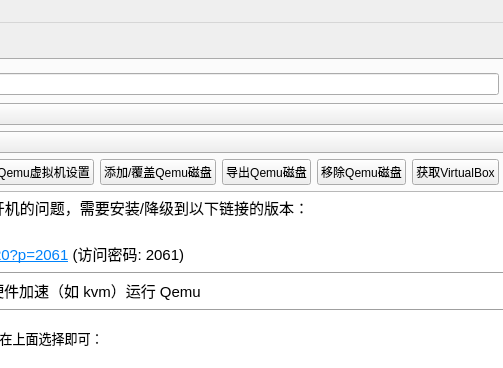
Above: VM-source/mainwindow.ui from gfdgd-xi/deep-wine-runner before the change; both pictures show x 449 to 952 and y 0 to 368 of the 1058 by 512 pixel window. Below: the same form after it.
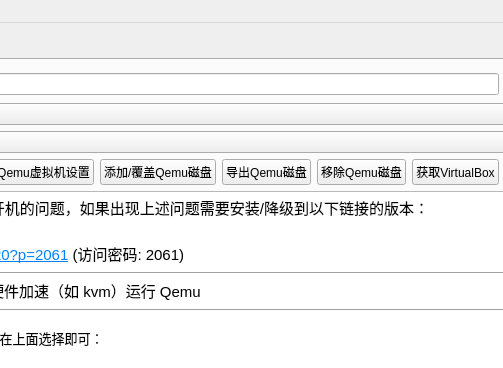
That is the form after the change. Icons and pictures are not drawn.

Commit message: 支持使用本地的qemu

Patch:
```diff
--- a/VM-source/mainwindow.ui
+++ b/VM-source/mainwindow.ui
@@ -245,7 +245,7 @@
 li.unchecked::marker { content: &quot;\2610&quot;; }
 li.checked::marker { content: &quot;\2612&quot;; }
 &lt;/style&gt;&lt;/head&gt;&lt;body style=&quot; font-family:'Sans Serif'; font-size:9pt; font-weight:400; font-style:normal;&quot;&gt;
-&lt;p style=&quot; margin-top:0px; margin-bottom:0px; margin-left:0px; margin-right:0px; -qt-block-indent:0; text-indent:0px;&quot;&gt;&lt;span style=&quot; font-family:'Noto Sans CJK SC'; font-size:11pt;&quot;&gt;UOS 3a4000 用户在使用 Qemu 时可能会出现虚拟机无法正常开机的问题，需要安装/降级到以下链接的版本：&lt;/span&gt;&lt;/p&gt;
+&lt;p style=&quot; margin-top:0px; margin-bottom:0px; margin-left:0px; margin-right:0px; -qt-block-indent:0; text-indent:0px;&quot;&gt;&lt;span style=&quot; font-family:'Noto Sans CJK SC'; font-size:11pt;&quot;&gt;UOS 3a4000 用户在使用 Qemu 时可能会出现虚拟机无法正常开机的问题，如果出现上述问题需要安装/降级到以下链接的版本：&lt;/span&gt;&lt;/p&gt;
 &lt;p style=&quot; margin-top:0px; margin-bottom:0px; margin-left:0px; margin-right:0px; -qt-block-indent:0; text-indent:0px;&quot;&gt;&lt;span style=&quot; font-family:'Noto Sans CJK SC'; font-size:11pt;&quot;&gt;蓝奏云：&lt;/span&gt;&lt;a href=&quot;https://gfdgdxi.lanzoue.com/b01rk9wza&quot;&gt;&lt;span style=&quot; font-family:'Noto Sans CJK SC'; font-size:11pt; text-decoration: underline; color:#0082fa;&quot;&gt;https://gfdgdxi.lanzoue.com/b01rk9wza&lt;/span&gt;&lt;/a&gt;&lt;span style=&quot; font-family:'Noto Sans CJK SC'; font-size:11pt;&quot;&gt; 密码:6wvf&lt;/span&gt;&lt;/p&gt;
 &lt;p style=&quot; margin-top:0px; margin-bottom:0px; margin-left:0px; margin-right:0px; -qt-block-indent:0; text-indent:0px;&quot;&gt;&lt;span style=&quot; font-family:'Noto Sans CJK SC'; font-size:11pt;&quot;&gt;诚通网盘：&lt;/span&gt;&lt;a href=&quot;http://ctfile.gfdgdxi.top/d/31540479-58662214-c46520?p=2061&quot;&gt;&lt;span style=&quot; font-family:'Noto Sans CJK SC'; font-size:11pt; text-decoration: underline; color:#0082fa;&quot;&gt;http://ctfile.gfdgdxi.top/d/31540479-58662214-c46520?p=2061&lt;/span&gt;&lt;/a&gt;&lt;span style=&quot; font-family:'Noto Sans CJK SC'; font-size:11pt;&quot;&gt; (访问密码: 2061)&lt;/span&gt;&lt;/p&gt;
 &lt;hr /&gt;
```
The commit also changes 2 other files.
